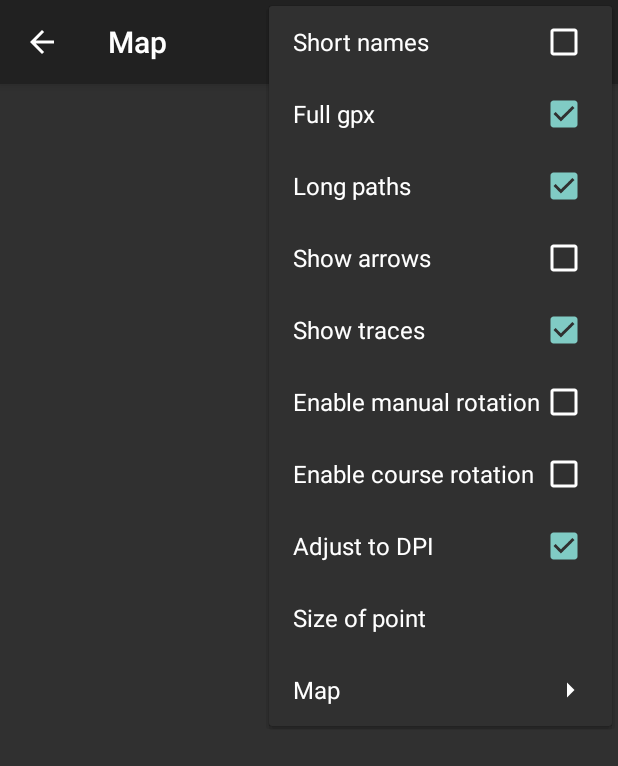
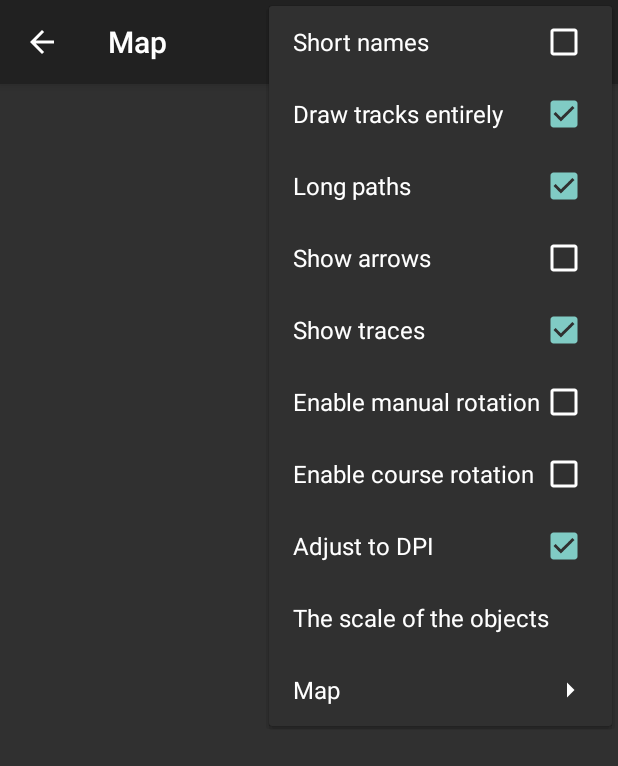
Before and after one commit to OsMo-lab/OsMoDroid, an Android app: the fragment MapFragment placed in its activity, with the options menu open, on a phone screen of 412 x 824 dp. Shown: the top 766 px of the screen. Run offline under Robolectric (Android 15) with nearby library versions, the phone set to English and light mode, and no system bars; libraries missing offline, so code that uses them is left out: org.osmdroid, org.osmdroid.api, org.osmdroid.events, org.osmdroid.tileprovider, org.osmdroid.util and 1 more; plain views replace MapView; 29 statements that could not run were skipped.

Commit message:
strings update and fix

```diff
--- a/app/src/main/res/values/strings.xml
+++ b/app/src/main/res/values/strings.xml
@@ -76,8 +76,8 @@
     <string name="copylink">Copy this link</string>
     <string name="openinbrowser">Open in Browser</string>
     <string name="exitfromchanal">Leave group</string>
-    <string name="createchanel">Create group</string>
-    <string name="enterchanal">Join the group</string>
+    <string name="createchanel">Create</string>
+    <string name="enterchanal">Join</string>
     <string name="chanalname">Name:</string>
     <string name="chanalcode">ID:</string>
     <string name="privatechanal">Private group</string>
@@ -144,7 +144,7 @@
     <string name="closesession">Close session?</string>
     <string name="loading">Loading...</string>
     <string name="uploadtrera">Upload to OsMo?</string>
-    <string name="servermessage">Message from the server</string>
+    <string name="servermessage">Message of the day</string>
     <string name="deletelink">Remove link</string>
     <string name="uploadtotrera">Upload to OsMo</string>
     <string name="delete">Delete</string>
@@ -157,7 +157,7 @@
     <string name="inway">On the Way</string>
     <string name="ingoing2">Distance</string>
     <string name="sended">Sent</string>
-    <string name="writen">Recorded</string>
+    <string name="writen">Recorded:</string>
     <string name="wekksends">Week sends:</string>
     <string name="from_undefined">from anonymous</string>
     <string name="map">Map</string>
@@ -210,7 +210,7 @@
     <string name="empty_links">On this screen has a permanent reference for monitoring your device from the site. Available actions can be found in the context menu.</string>
     <string name="understand">OK, Do not report bad connections more</string>
     <string name="checkfirewall">Could not connect to tracker server by it port. Check what you allow OsMoDroid full access in you firewall. Also it could because bad data connection quality.</string>
-    <string name="size_of_point">Size of point</string>
+    <string name="size_of_point">The scale of the objects</string>
     <string name="follow_">"Follow "</string>
     <string name="no_follow_">"No Follow "</string>
     <string name="adjust_to_dpi">Adjust to DPI</string>
@@ -221,8 +221,8 @@
     <string name="send_distance">Send Distance</string>
     <string name="degrees">Degrees</string>
     <string name="course_deviation">Course Deviation</string>
-    <string name="kilometers_per_hour_course">км/ч. Если скорость ниже, то параметр `отклонение курса` не обрабатывается</string>
-    <string name="kilometers_per_hour_speed">км/ч. Если скорость ниже, то отправка не производится</string>
+    <string name="kilometers_per_hour_course">km/h. If the speed is below the parameter `Course Deviation` is not processed</string>
+    <string name="kilometers_per_hour_speed">km/h. If the speed is lower, then sending is not performed</string>
     <string name="speed_trigger_for_course_deviation">Speed Trigger for Course Deviation</string>
     <string name="acceptable_location_accuracy_horizontal_dilution_of_precision_location_signals_less_accurate_than_this_higher_numbers_will_not_be_sent_as_updates_">Acceptable Location Accuracy (Horizontal Dilution of Precision). Location signals less accurate than this (higher numbers) will not be sent as updates.</string>
     <string name="maximum_hdop">Maximum HDOP</string>
@@ -297,7 +297,7 @@
     <string name="show_arrows">Show arrows</string>
     <string name="hidefromnmap">Hide from map</string>
     <string name="longpath">Long paths</string>
-    <string name="fullgpx">Full gpx</string>
+    <string name="fullgpx">Draw tracks entirely</string>
     <string name="nogroupstosendpoint">No groups to send point</string>
     <string name="agreesosno">Agree turn off SOS ?</string>
     <string name="shortname">Short names</string>
@@ -306,8 +306,6 @@
     <string name="warnewdevice">"This device was deleted from server\nWill create new, if you have been created links(URL) it will invalid now and need to reenter to groups\n You can contact support if like "</string>
     <string name="usechatnotification">Notifications from chat groups</string>
     <string name="usechatsummary">Shows Android notification when the chat is updated</string>
-
-    <!-- TODO: Remove or change this placeholder text -->
     <string name="hello_blank_fragment">Hello blank fragment</string>
     <string name="altitude">Altitude: Meters</string>
     <string name="pleasewait">Please wait...</string>
```
Also changed, not shown: 5 other files.
